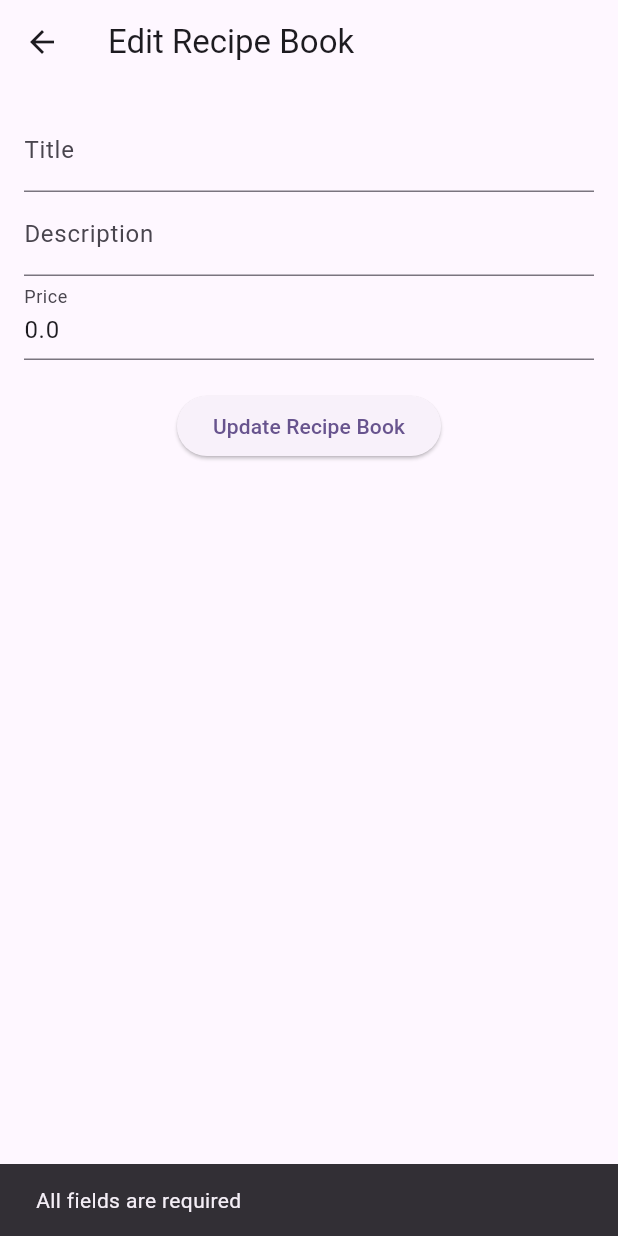
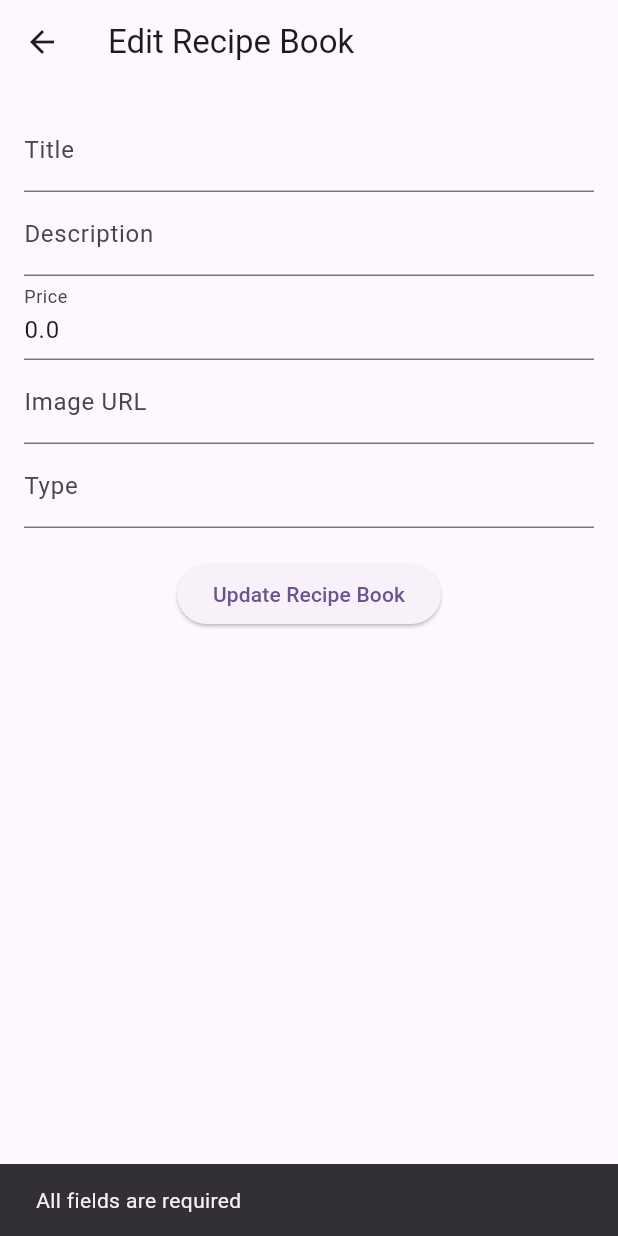
Before and after one commit to syedfaisalilyas/recipe_books, a Flutter app: the EditRecipeBookScreen screen opened directly with empty values, after a tap on "Update Recipe Book", on a phone screen of 412 x 824 dp. Run offline on Flutter 3.47's test engine with Material 3 defaults, Android fonts, the phone set to English and light mode, and no system bars; our stand-ins replace cloud_firestore, firebase_auth, firebase_core, firebase_messaging, flutter_local_notifications, image_picker; accounts and stored records are empty.

Commit message:
Image URL Added

```diff
--- a/lib/models/recipe-book.dart
+++ b/lib/models/recipe-book.dart
@@ -4,13 +4,17 @@ class RecipeBook {
   final String id;
   final String title;
   final String description;
-  final double price; // Added price for purchasing the book
+  final double price; // Price for purchasing the book
+  final String? image; // URL of the book's image (optional)
+  final String? type; // Type or category of the book (optional)
 
   RecipeBook({
     required this.id,
     required this.title,
     required this.description,
     required this.price,
+    this.image, // Optional field
+    this.type,  // Optional field
   });
 
   // Factory method to create a RecipeBook from Firestore document
@@ -20,7 +24,20 @@ class RecipeBook {
       id: doc.id,
       title: data['title'] ?? '',
       description: data['description'] ?? '',
-      price: data['price']?.toDouble() ?? 0.0, // Ensuring price is a double
+      price: (data['price'] is int ? (data['price'] as int).toDouble() : data['price']) ?? 0.0,
+      image: data['image'] ?? null, // Handle optional field
+      type: data['type'] ?? null,   // Handle optional field
     );
   }
+
+  // Method to convert RecipeBook to a Firestore-compatible map
+  Map<String, dynamic> toFirestore() {
+    return {
+      'title': title,
+      'description': description,
+      'price': price,
+      'image': image,
+      'type': type,
+    };
+  }
 }
--- a/lib/screens/admin-home-screen.dart
+++ b/lib/screens/admin-home-screen.dart
@@ -11,7 +11,7 @@ class HomeScreen extends StatelessWidget {
   // Fetch the recipe books from Firebase Firestore
   Stream<List<RecipeBook>> getRecipeBooks() {
     return FirebaseFirestore.instance
-        .collection('recipe_books') // Your Firestore collection name
+        .collection('recipe_books')
         .snapshots()
         .map((snapshot) {
       return snapshot.docs.map((doc) {
@@ -28,22 +28,6 @@ class HomeScreen extends StatelessWidget {
     );
   }
 
-  // Show a notification after updating a recipe book
-  void _showUpdateNotification(String title, String description) {
-    FirebaseMessagingService().showNotification(
-      'Recipe Book Updated',
-      'Title: $title\nDescription: $description',
-    );
-  }
-
-  // Show a notification after deleting a recipe book
-  void _showDeleteNotification(String title) {
-    FirebaseMessagingService().showNotification(
-      'Recipe Book Deleted',
-      'Title: $title has been deleted.',
-    );
-  }
-
   // Add the recipe book to Firestore
   Future<void> _addRecipeBook(RecipeBook recipeBook, BuildContext context) async {
     try {
@@ -51,6 +35,8 @@ class HomeScreen extends StatelessWidget {
         'title': recipeBook.title,
         'description': recipeBook.description,
         'price': recipeBook.price,
+        'image': recipeBook.image, // Add image URL
+        'type': recipeBook.type,   // Add type
       });
 
       // Show a notification after adding the book
@@ -69,17 +55,13 @@ class HomeScreen extends StatelessWidget {
   // Update the recipe book in Firestore
   Future<void> _updateRecipeBook(String recipeBookId, RecipeBook updatedRecipeBook, BuildContext context) async {
     try {
-      await FirebaseFirestore.instance
-          .collection('recipe_books')
-          .doc(recipeBookId)
-          .update({
+      await FirebaseFirestore.instance.collection('recipe_books').doc(recipeBookId).update({
         'title': updatedRecipeBook.title,
         'description': updatedRecipeBook.description,
         'price': updatedRecipeBook.price,
+        'image': updatedRecipeBook.image,
+        'type': updatedRecipeBook.type,
       });
-
-      // Show a notification after updating the book
-      _showUpdateNotification(updatedRecipeBook.title, updatedRecipeBook.description);
 
       ScaffoldMessenger.of(context).showSnackBar(
         const SnackBar(content: Text('Recipe book updated')),
@@ -151,8 +133,15 @@ class HomeScreen extends StatelessWidget {
                   ),
                 ),
                 child: ListTile(
+                  leading: recipeBook.image != null
+                      ? Image.network(recipeBook.image!, width: 50, height: 50, fit: BoxFit.cover)
+                      : const Icon(Icons.book, size: 50),
                   title: Text(recipeBook.title),
-                  subtitle: Text(recipeBook.description),
+                  subtitle: Text(
+                    '${recipeBook.description}\nType: ${recipeBook.type}',
+                    maxLines: 2,
+                    overflow: TextOverflow.ellipsis,
+                  ),
                   trailing: Text('\$${recipeBook.price.toStringAsFixed(2)}'),
                   onTap: () {
                     Navigator.push(
@@ -187,9 +176,6 @@ class HomeScreen extends StatelessWidget {
         .doc(recipeBookId)
         .delete()
         .then((_) {
-      // Show a notification after deletion
-      _showDeleteNotification(title);
-
       ScaffoldMessenger.of(context).showSnackBar(
         const SnackBar(content: Text('Recipe book deleted')),
       );
--- a/lib/screens/create-recipe-book-screen.dart
+++ b/lib/screens/create-recipe-book-screen.dart
@@ -1,3 +1,6 @@
+import 'package:flutter/material.dart';
+import 'package:recipe_books/models/recipe-book.dart';
+
 import 'package:flutter/material.dart';
 import 'package:recipe_books/models/recipe-book.dart';
 
@@ -9,6 +12,8 @@ class CreateRecipeBookScreen extends StatelessWidget {
   final _titleController = TextEditingController();
   final _descriptionController = TextEditingController();
   final _priceController = TextEditingController();
+  final _imageController = TextEditingController();
+  final _typeController = TextEditingController();
 
   @override
   Widget build(BuildContext context) {
@@ -18,6 +23,7 @@ class CreateRecipeBookScreen extends StatelessWidget {
       ),
       body: Padding(
         padding: const EdgeInsets.all(16.0),
+        child: SingleChildScrollView(
           child: Column(
             children: [
               TextField(
@@ -33,12 +39,22 @@ class CreateRecipeBookScreen extends StatelessWidget {
                 decoration: const InputDecoration(labelText: 'Price'),
                 keyboardType: TextInputType.number,
               ),
+              TextField(
+                controller: _imageController,
+                decoration: const InputDecoration(labelText: 'Image URL'),
+              ),
+              TextField(
+                controller: _typeController,
+                decoration: const InputDecoration(labelText: 'Type'),
+              ),
               const SizedBox(height: 20),
               ElevatedButton(
                 onPressed: () {
                   final title = _titleController.text.trim();
                   final description = _descriptionController.text.trim();
                   final price = double.tryParse(_priceController.text.trim()) ?? 0.0;
+                  final image = _imageController.text.trim();
+                  final type = _typeController.text.trim();
 
                   if (title.isNotEmpty && description.isNotEmpty) {
                     final recipeBook = RecipeBook(
@@ -46,12 +62,14 @@ class CreateRecipeBookScreen extends StatelessWidget {
                       title: title,
                       description: description,
                       price: price,
+                      image: image.isNotEmpty ? image : null, // Optional field
+                      type: type.isNotEmpty ? type : null,   // Optional field
                     );
                     onAdd(recipeBook); // Pass the new recipe book to the callback
                     Navigator.pop(context); // Navigate back to the previous screen
                   } else {
                     ScaffoldMessenger.of(context).showSnackBar(
-                    const SnackBar(content: Text('All fields are required')),
+                      const SnackBar(content: Text('Title and Description are required')),
                     );
                   }
                 },
@@ -60,6 +78,7 @@ class CreateRecipeBookScreen extends StatelessWidget {
             ],
           ),
         ),
+      ),
     );
   }
 }
--- a/lib/screens/edit-recipe-book-screen.dart
+++ b/lib/screens/edit-recipe-book-screen.dart
@@ -14,6 +14,8 @@ class EditRecipeBookScreen extends StatelessWidget {
   final _titleController = TextEditingController();
   final _descriptionController = TextEditingController();
   final _priceController = TextEditingController();
+  final _imageController = TextEditingController();
+  final _typeController = TextEditingController();
 
   @override
   Widget build(BuildContext context) {
@@ -21,6 +23,8 @@ class EditRecipeBookScreen extends StatelessWidget {
     _titleController.text = recipeBook.title;
     _descriptionController.text = recipeBook.description;
     _priceController.text = recipeBook.price.toString();
+    _imageController.text = recipeBook.image ?? ''; // Handle null image
+    _typeController.text = recipeBook.type ?? ''; // Handle null type
 
     return Scaffold(
       appBar: AppBar(
@@ -28,6 +32,7 @@ class EditRecipeBookScreen extends StatelessWidget {
       ),
       body: Padding(
         padding: const EdgeInsets.all(16.0),
+        child: SingleChildScrollView(
           child: Column(
             children: [
               TextField(
@@ -43,6 +48,15 @@ class EditRecipeBookScreen extends StatelessWidget {
                 decoration: const InputDecoration(labelText: 'Price'),
                 keyboardType: TextInputType.number,
               ),
+              TextField(
+                controller: _imageController,
+                decoration: const InputDecoration(labelText: 'Image URL'),
+                keyboardType: TextInputType.url,
+              ),
+              TextField(
+                controller: _typeController,
+                decoration: const InputDecoration(labelText: 'Type'),
+              ),
               const SizedBox(height: 20),
               ElevatedButton(
                 onPressed: () {
@@ -50,13 +64,20 @@ class EditRecipeBookScreen extends StatelessWidget {
                   final updatedDescription = _descriptionController.text.trim();
                   final updatedPrice =
                       double.tryParse(_priceController.text.trim()) ?? 0.0;
+                  final updatedImage = _imageController.text.trim();
+                  final updatedType = _typeController.text.trim();
 
-                if (updatedTitle.isNotEmpty && updatedDescription.isNotEmpty) {
+                  if (updatedTitle.isNotEmpty &&
+                      updatedDescription.isNotEmpty &&
+                      updatedImage.isNotEmpty &&
+                      updatedType.isNotEmpty) {
                     final updatedRecipeBook = RecipeBook(
                       id: recipeBook.id, // Use the same ID as the original book
                       title: updatedTitle,
                       description: updatedDescription,
                       price: updatedPrice,
+                      image: updatedImage,
+                      type: updatedType,
                     );
                     onUpdate(updatedRecipeBook); // Pass the updated recipe book to the callback
                     Navigator.pop(context); // Navigate back to the previous screen
@@ -71,6 +92,7 @@ class EditRecipeBookScreen extends StatelessWidget {
             ],
           ),
         ),
+      ),
     );
   }
 }
```
Also changed, not shown: lib/screens/recipe-book-detail-screen.dart (added, +85 -0 lines), lib/screens/user-home-screen.dart (+50 -3 lines). Lines whose indentation alone changed are shown as unchanged.
